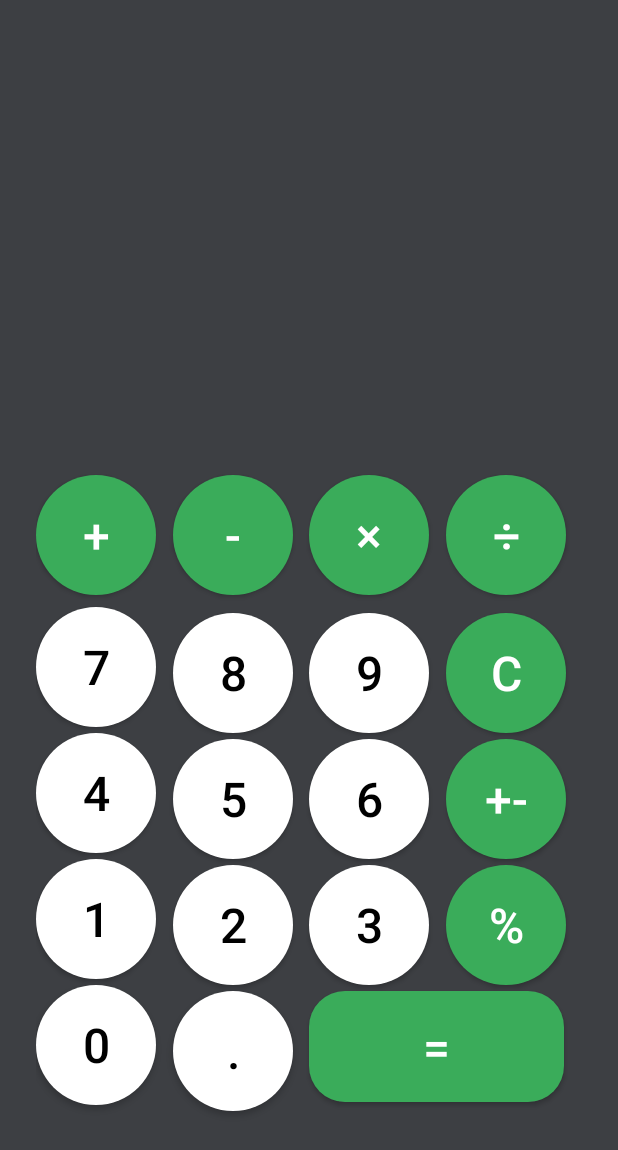
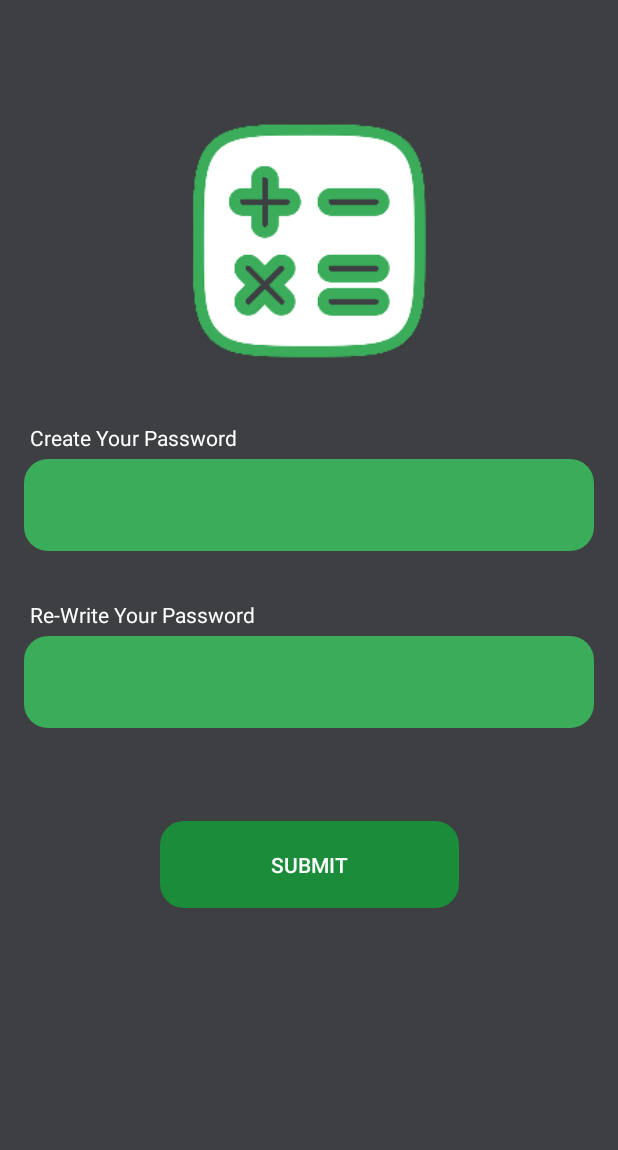
Before and after one commit to mo7ammed-24/Calculator, an Android app: the screen it shows after launch (MainActivity before the commit, PasswordActivity after it), on a phone screen of 412 x 824 dp. Shown: the top 1150 px of the screen. Run offline under Robolectric (Android 15) with nearby library versions, the phone set to English and light mode, and no system bars.

Commit message:
make passwordActivity appear one time, create passwordActivity Logic, make noteTextView, finish home activity onPause, restart password textView after return back

```diff
--- a/app/src/main/AndroidManifest.xml
+++ b/app/src/main/AndroidManifest.xml
@@ -12,6 +12,12 @@
         android:supportsRtl="true"
         android:theme="@style/Theme.Claculater"
         tools:targetApi="31">
+        <activity
+            android:name=".ui.main.PasswordActivity"
+            android:exported="false"
+            android:label="PasswordActivity"
+            android:theme="@style/Theme.Claculater.NoActionBar"/>
+
         <activity
             android:name=".ui.main.HomeActivity"
             android:exported="false"
--- /dev/null
+++ b/app/src/main/java/com/example/claculater/data/DataManger.kt
@@ -0,0 +1,5 @@
+package com.example.claculater.data
+
+object DataManger {
+    var userPassword:Int? = null
+}
--- a/app/src/main/java/com/example/claculater/ui/main/MainActivity.kt
+++ b/app/src/main/java/com/example/claculater/ui/main/MainActivity.kt
@@ -1,11 +1,14 @@
 package com.example.claculater.ui.main
 
+import android.content.Context
 import android.content.Intent
+import android.os.Bundle
 import android.util.Log
 import android.view.LayoutInflater
 import android.view.View
 import android.widget.Button
 import com.example.claculater.base.BaseActivity
+import com.example.claculater.data.DataManger
 import com.example.claculater.util.Operation
 import com.example.claculater.databinding.ActivityMainBinding
 
@@ -18,8 +21,17 @@ class MainActivity: BaseActivity<ActivityMainBinding>() {
         Operation.PLUS to "+",
         Operation.MINUS to "-", Operation.MULTIPLICATION to "×", Operation.DIVISION to "÷", Operation.MODULES to "%")
     override val bindingInflater: (LayoutInflater) -> ActivityMainBinding = ActivityMainBinding::inflate
+    var password =0
 
-
+    override fun onCreate(savedInstanceState: Bundle?) {
+        val sharedPrefs = this.getSharedPreferences("Password_Sharing", MODE_PRIVATE)
+        password = sharedPrefs.getInt("PASSWORD", 0)
+        if (password==0){
+            intent = Intent(this, PasswordActivity::class.java)
+            startActivity(intent)
+        }
+        super.onCreate(savedInstanceState)
+    }
     override fun initialize() {
         // this is initialize function
     }
@@ -42,7 +54,7 @@ class MainActivity: BaseActivity<ActivityMainBinding>() {
             prepareOperation(Operation.MODULES)
         }
         binding.resultButton.setOnClickListener {
-            if(binding.resultTextView.text =="2244"){
+            if(binding.resultTextView.text.toString().toInt() == password){
                 intent = Intent(this, HomeActivity::class.java)
                 startActivity(intent)
             }
--- /dev/null
+++ b/app/src/main/java/com/example/claculater/ui/main/PasswordActivity.kt
@@ -0,0 +1,42 @@
+package com.example.claculater.ui.main
+
+import android.content.Context
+import android.content.Intent
+import android.content.SharedPreferences
+import android.view.LayoutInflater
+import androidx.core.widget.doAfterTextChanged
+import com.example.claculater.base.BaseActivity
+import com.example.claculater.data.DataManger
+import com.example.claculater.databinding.ActivityCreatePasswordBinding
+
+class PasswordActivity:BaseActivity<ActivityCreatePasswordBinding>() {
+    override val bindingInflater: (LayoutInflater) -> ActivityCreatePasswordBinding = ActivityCreatePasswordBinding::inflate
+
+    override fun initialize() {
+        //nothing to do
+    }
+
+    override fun callBacks() {
+        binding.inputRewritePassword.doAfterTextChanged {
+            binding.buttonSubmit.isEnabled = true
+        }
+        binding.buttonSubmit.setOnClickListener{
+            if (binding.inputCreatePassword.text.toString() == binding.inputRewritePassword.text.toString()){
+                DataManger.userPassword=binding.inputRewritePassword.text.toString().toInt()
+                val sharedPrefs = this.getSharedPreferences("Password_Sharing", Context.MODE_PRIVATE)
+                val editor = sharedPrefs.edit()
+                editor.putInt("PASSWORD", DataManger.userPassword!!)
+                editor.apply()
+                intent = Intent(this, MainActivity::class.java)
+                startActivity(intent)
+            }
+            else if(binding.inputCreatePassword.text.toString()!="" && binding.inputRewritePassword.text.toString()!=""){
+                binding.textNotes.text = "Password Not Match"
+            }
+
+            else {
+                binding.textNotes.text = "Please Create Your Password"
+            }
+        }
+    }
+}
--- a/app/src/main/res/layout/activity_create_password.xml
+++ b/app/src/main/res/layout/activity_create_password.xml
@@ -3,9 +3,11 @@
     android:layout_width="match_parent"
     android:layout_height="match_parent"
     xmlns:app="http://schemas.android.com/apk/res-auto"
+    xmlns:tools="http://schemas.android.com/tools"
     android:background="@color/background">
 
     <ImageView
+        android:id="@+id/image_calculator"
         android:layout_width="194dp"
         android:layout_height="177dp"
         android:src="@drawable/calculator"
@@ -15,15 +17,20 @@
         android:layout_marginTop="72dp"/>
 
     <EditText
+
+        android:id="@+id/input_create_password"
         android:layout_width="380dp"
         android:layout_height="61dp"
         app:layout_constraintStart_toStartOf="parent"
         app:layout_constraintTop_toTopOf="parent"
+        android:inputType="number"
+        android:padding="8dp"
         android:layout_marginTop="306dp"
         app:layout_constraintEnd_toEndOf="parent"
         android:background="@drawable/edit_text_shape"/>
 
     <TextView
+        android:id="@+id/text_create_password"
         android:layout_width="wrap_content"
         android:layout_height="18dp"
         app:layout_constraintStart_toStartOf="parent"
@@ -34,15 +41,19 @@
         android:textColor="@color/white"/>
 
     <EditText
+        android:id="@+id/input_rewrite_password"
         android:layout_width="380dp"
         android:layout_height="61dp"
         app:layout_constraintStart_toStartOf="parent"
         app:layout_constraintTop_toTopOf="parent"
         android:layout_marginTop="424dp"
+        android:inputType="number"
+        android:padding="8dp"
         app:layout_constraintEnd_toEndOf="parent"
         android:background="@drawable/edit_text_shape"/>
 
     <TextView
+        android:id="@+id/text_rewrite_password"
         android:layout_width="wrap_content"
         android:layout_height="18dp"
         app:layout_constraintStart_toStartOf="parent"
@@ -53,15 +64,28 @@
         android:textColor="@color/white"/>
 
     <androidx.appcompat.widget.AppCompatButton
+        android:id="@+id/button_submit"
         android:layout_width="199dp"
         android:layout_height="58dp"
         app:layout_constraintStart_toStartOf="parent"
         app:layout_constraintTop_toTopOf="parent"
         android:layout_marginTop="547dp"
         app:layout_constraintEnd_toEndOf="parent"
-        android:text="Submit"
+        android:text="@string/submit"
         android:textColor="@color/white"
+        android:enabled="false"
         android:background="@drawable/button_submit_shape"/>
+
+    <TextView
+        android:id="@+id/text_notes"
+        android:layout_width="wrap_content"
+        android:layout_height="wrap_content"
+        app:layout_constraintStart_toStartOf="parent"
+        app:layout_constraintBottom_toBottomOf="parent"
+        android:textColor="@color/red"
+        tools:text = "Password Not Match"
+        android:layout_marginStart="20dp"
+        android:layout_marginBottom="225dp"/>
 
 
 
--- a/app/src/main/res/values/colors.xml
+++ b/app/src/main/res/values/colors.xml
@@ -5,5 +5,6 @@
     <color name="brand">#3aac5a</color>
     <color name="brandDark">#1a8c3a</color>
     <color name="background">#3D3F43</color>
+    <color name="red">#F44336</color>
 
 </resources>
--- a/app/src/main/res/values/strings.xml
+++ b/app/src/main/res/values/strings.xml
@@ -20,4 +20,5 @@
     <string name="telegram">Telegram</string>
     <string name="create_your_password">Create Your Password</string>
     <string name="re_write_your_password">Re-Write Your Password</string>
+    <string name="submit">Submit</string>
 </resources>
```
Also changed, not shown: app/src/main/java/com/example/claculater/ui/main/HomeActivity.kt (+7 -0 lines).
